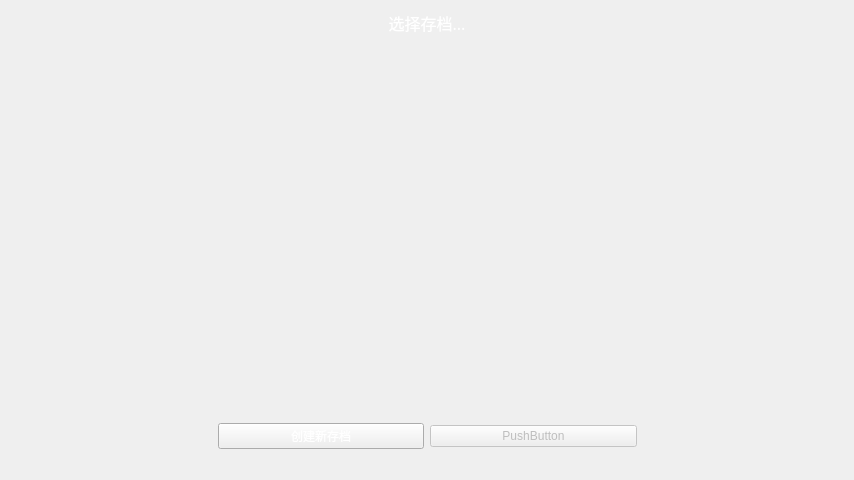
Above: src/view/saveselection.ui from panda2134/ParkourGame before the change. Below: the same form after it.
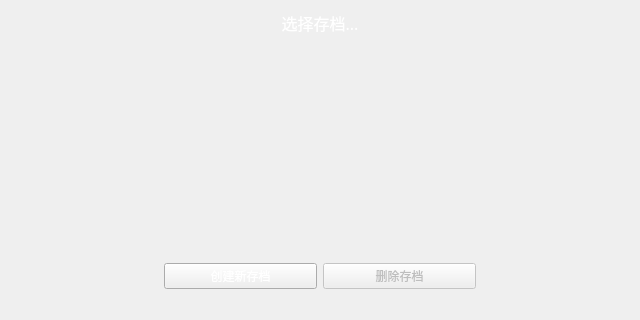
That is the form after the change. Icons and pictures are not drawn. Custom widgets are drawn as their Qt base class.

Patch:
```diff
--- a/src/view/saveselection.ui
+++ b/src/view/saveselection.ui
@@ -9,14 +9,14 @@
    <rect>
     <x>0</x>
     <y>0</y>
-    <width>854</width>
-    <height>480</height>
+    <width>640</width>
+    <height>320</height>
    </rect>
   </property>
   <property name="minimumSize">
    <size>
-    <width>854</width>
-    <height>480</height>
+    <width>640</width>
+    <height>320</height>
    </size>
   </property>
   <property name="windowTitle">
@@ -133,7 +133,7 @@
         </sizepolicy>
        </property>
        <property name="text">
-        <string>PushButton</string>
+        <string>删除存档</string>
        </property>
       </widget>
      </item>
```
Left out of the diff: 4 changed lines with no effect on the pictures.
